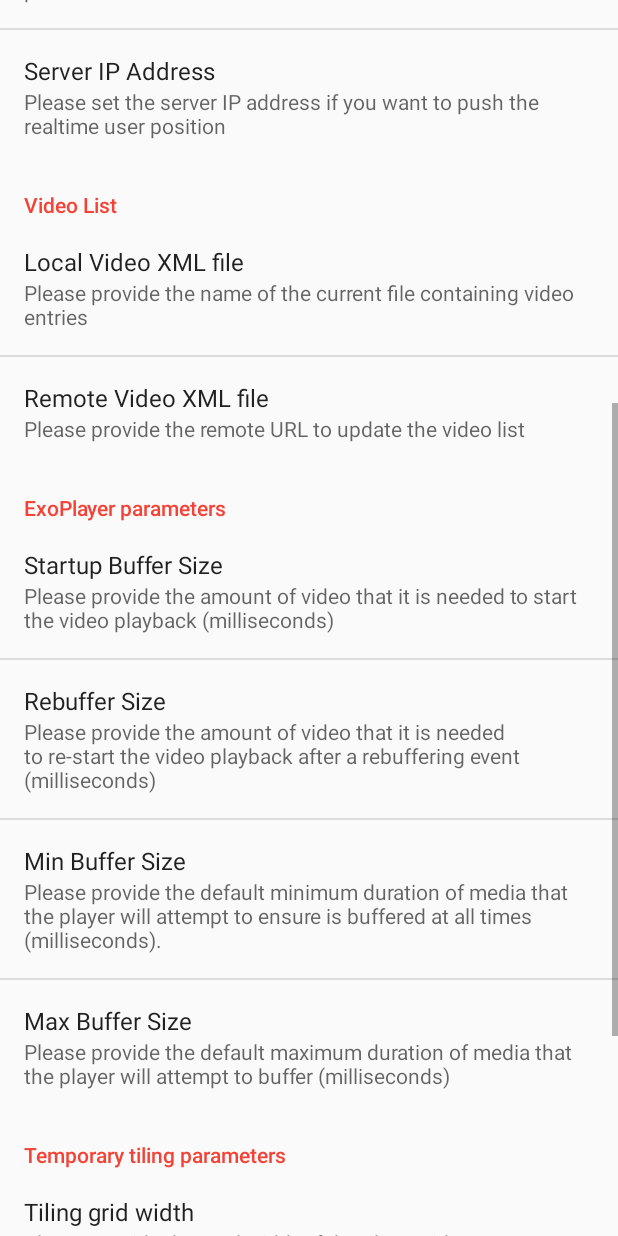
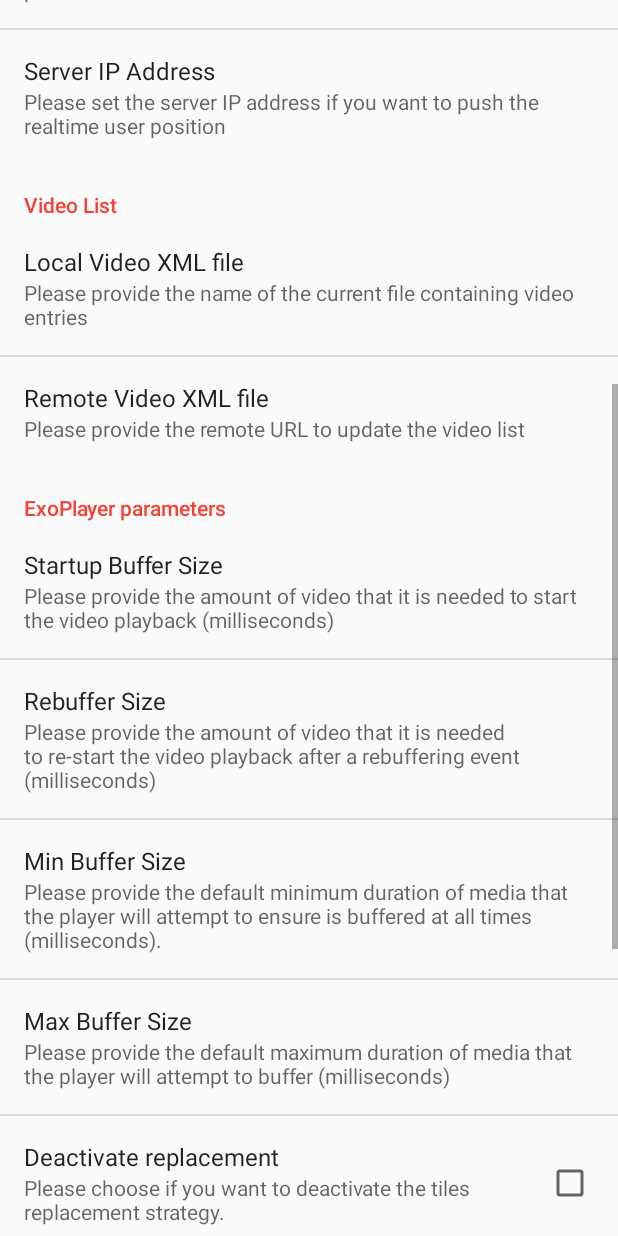
Before and after one commit to UCA4SVR/TOUCAN_VR_parametrizer, an Android app: the PreferencesActivity screen opened directly, with no data from a screen before it, scrolled down 576 dp, on a phone screen of 412 x 824 dp. Run offline under Robolectric (Android 15) with nearby library versions, the phone set to English and light mode, and no system bars.

Commit message:
Added preference to deactivate the replacement facility

```diff
--- a/app/src/main/java/fr/unice/i3s/uca4svr/toucan_vr_parametrizing/StartVRApp.java
+++ b/app/src/main/java/fr/unice/i3s/uca4svr/toucan_vr_parametrizing/StartVRApp.java
@@ -56,6 +56,7 @@ abstract class StartVRApp {
             launchIntent.putExtra("snapchangeEventsLogging", preferences.getBoolean("snapchangeEventsLogging", false));
             launchIntent.putExtra("realtimeEventsLogging", preferences.getBoolean("realtimeEventsLogging", false));
             launchIntent.putExtra("serverIPAddress", preferences.getString("serverIPAddress", null));
+            launchIntent.putExtra("deactivateReplacement", preferences.getBoolean("deactivateReplacement", false));
             launchIntent.putExtra("W", Integer.parseInt(W));
             launchIntent.putExtra("H", Integer.parseInt(H));
             launchIntent.putExtra("tilesCSV", tiling);
--- a/app/src/main/res/values/preferences.xml
+++ b/app/src/main/res/values/preferences.xml
@@ -75,6 +75,11 @@
     <string name="PREFERENCE_max_buffer_summary">Please provide the default maximum duration of media that the player will attempt to buffer (milliseconds)</string>
     <integer name="PREFERENCE_max_buffer_default">30000</integer>
 
+    <string name="PREFERENCE_deactivate_replacement">Deactivate replacement</string>
+    <string name="PREFERENCE_deactivate_replacement_key" translatable="false">deactivateReplacement</string>
+    <string name="PREFERENCE_deactivate_replacement_summary">Please choose if you want to deactivate the tiles replacement strategy.</string>
+    <bool name="PREFERENCE_deactivate_replacement_default">false</bool>
+
     <!-- Tiling Category -->
     <string name="PREFERENCE_tiling_category_title">Temporary tiling parameters</string>
 
--- a/app/src/main/res/xml/preferences.xml
+++ b/app/src/main/res/xml/preferences.xml
@@ -74,6 +74,11 @@
             android:defaultValue="@integer/PREFERENCE_max_buffer_default"
             android:inputType="number"
             />
+        <CheckBoxPreference android:title="@string/PREFERENCE_deactivate_replacement"
+                            android:key="@string/PREFERENCE_deactivate_replacement_key"
+                            android:summary="@string/PREFERENCE_deactivate_replacement_summary"
+                            android:defaultValue="@bool/PREFERENCE_deactivate_replacement_default"
+            />
     </PreferenceCategory>
     <PreferenceCategory android:title="@string/PREFERENCE_tiling_category_title">
         <EditTextPreference android:title="@string/PREFERENCE_grid_width_title"
```
